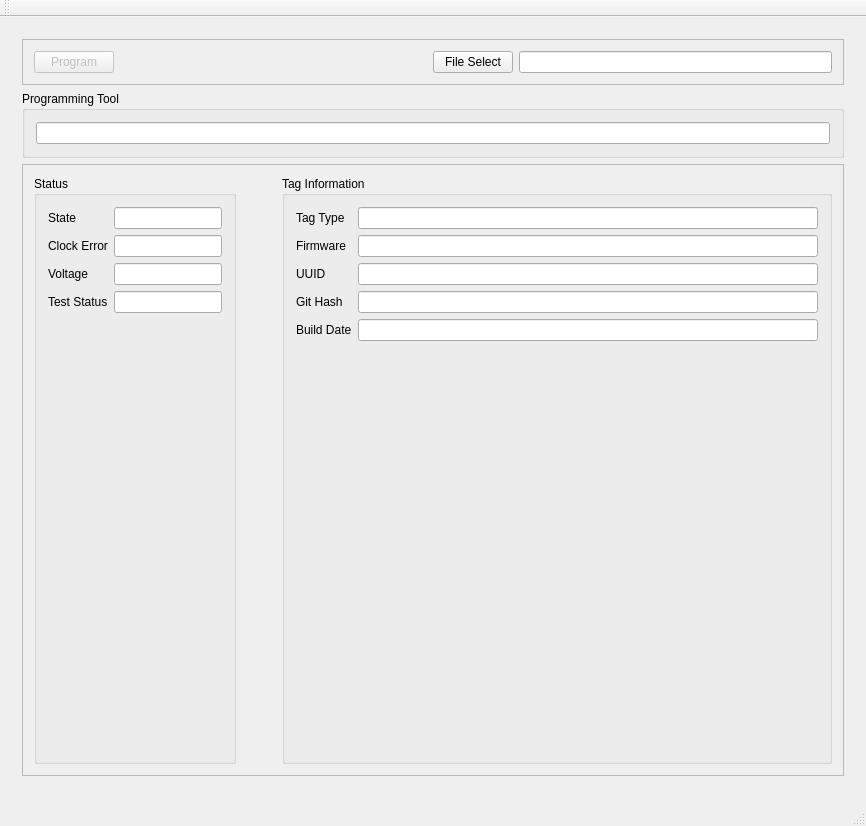
Qt form software/host/qtprogram/mainwindow.ui (tag-designs/software) before a commit.
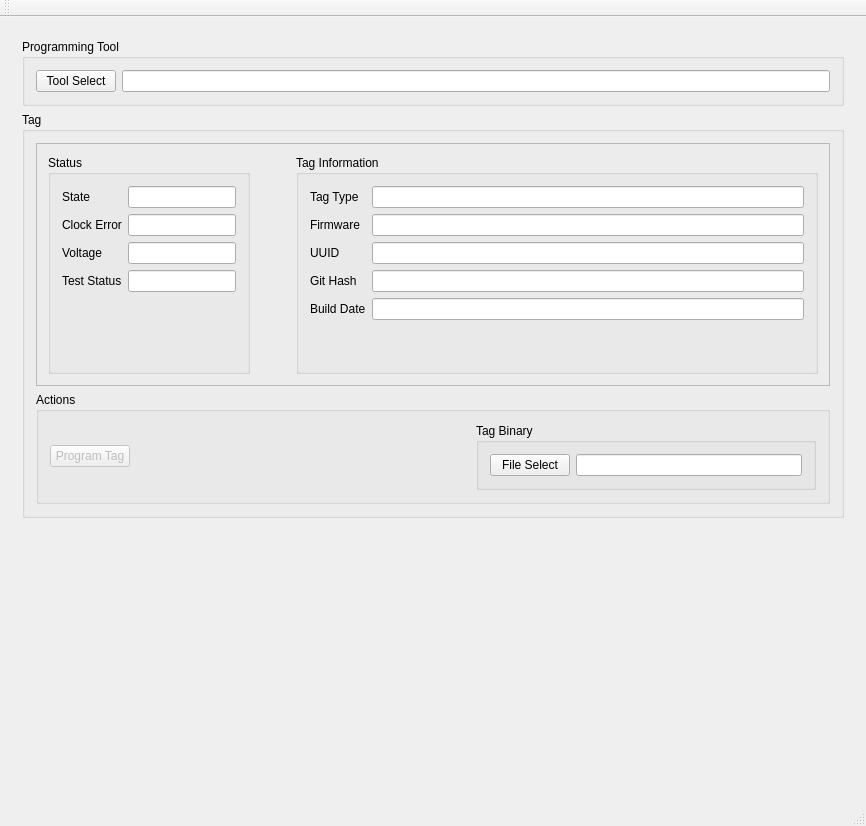
The same form after that commit. Custom widgets are drawn as their Qt base class.

Diff of the .ui file:
```diff
--- a/software/host/qtprogram/mainwindow.ui
+++ b/software/host/qtprogram/mainwindow.ui
@@ -18,83 +18,38 @@
     <item>
      <widget class="QWidget" name="widget_4" native="true">
       <layout class="QVBoxLayout" name="verticalLayout_11">
-       <item>
-        <widget class="QFrame" name="frame_2">
-         <property name="frameShape">
-          <enum>QFrame::StyledPanel</enum>
-         </property>
-         <property name="frameShadow">
-          <enum>QFrame::Raised</enum>
-         </property>
-         <layout class="QHBoxLayout" name="horizontalLayout_2">
-          <item>
-           <widget class="QPushButton" name="programButton">
-            <property name="enabled">
-             <bool>false</bool>
-            </property>
-            <property name="toolTip">
-             <string>Flash Tag: not enabled if no file is selected</string>
-            </property>
-            <property name="toolTipDuration">
-             <number>-1</number>
-            </property>
-            <property name="text">
-             <string>Program</string>
-            </property>
-           </widget>
-          </item>
-          <item>
-           <spacer name="horizontalSpacer">
-            <property name="orientation">
-             <enum>Qt::Horizontal</enum>
-            </property>
-            <property name="sizeHint" stdset="0">
-             <size>
-              <width>40</width>
-              <height>20</height>
-             </size>
-            </property>
-           </spacer>
-          </item>
-          <item>
-           <widget class="QPushButton" name="fileSelectButton">
-            <property name="toolTip">
-             <string>Select binary file to flash onto tag</string>
-            </property>
-            <property name="text">
-             <string>File Select</string>
-            </property>
-           </widget>
-          </item>
-          <item>
-           <widget class="QLineEdit" name="fileName">
-            <property name="readOnly">
-             <bool>true</bool>
-            </property>
-           </widget>
-          </item>
-         </layout>
-        </widget>
-       </item>
        <item>
         <widget class="QGroupBox" name="groupBox">
          <property name="title">
           <string>Programming Tool</string>
          </property>
-         <layout class="QVBoxLayout" name="verticalLayout_2">
+         <layout class="QHBoxLayout" name="horizontalLayout_3">
+          <item>
+           <widget class="QPushButton" name="toolSelectButton">
+            <property name="text">
+             <string>Tool Select</string>
+            </property>
+           </widget>
+          </item>
           <item>
            <widget class="QLineEdit" name="programmingTool">
             <property name="toolTip">
              <string>Path to STM32 programmer</string>
             </property>
             <property name="readOnly">
-             <bool>false</bool>
+             <bool>true</bool>
             </property>
            </widget>
           </item>
          </layout>
         </widget>
        </item>
+       <item>
+        <widget class="QGroupBox" name="groupBox_2">
+         <property name="title">
+          <string>Tag</string>
+         </property>
+         <layout class="QVBoxLayout" name="verticalLayout_2">
        <item>
         <widget class="QFrame" name="frame">
          <property name="frameShape">
@@ -418,11 +373,91 @@
         </widget>
        </item>
        <item>
+           <widget class="QGroupBox" name="groupBox_3">
+            <property name="title">
+             <string>Actions</string>
+            </property>
+            <layout class="QHBoxLayout" name="horizontalLayout_5">
+             <item>
+              <widget class="QPushButton" name="programButton">
+               <property name="enabled">
+                <bool>false</bool>
+               </property>
+               <property name="toolTip">
+                <string>Flash Tag: not enabled if no file is selected</string>
+               </property>
+               <property name="toolTipDuration">
+                <number>-1</number>
+               </property>
+               <property name="text">
+                <string>Program Tag</string>
+               </property>
+              </widget>
+             </item>
+             <item>
+              <spacer name="horizontalSpacer">
+               <property name="orientation">
+                <enum>Qt::Orientation::Horizontal</enum>
+               </property>
+               <property name="sizeHint" stdset="0">
+                <size>
+                 <width>40</width>
+                 <height>20</height>
+                </size>
+               </property>
+              </spacer>
+             </item>
+             <item>
+              <widget class="QGroupBox" name="groupBox_2">
+               <property name="title">
+                <string>Tag Binary</string>
+               </property>
+               <layout class="QHBoxLayout" name="horizontalLayout_4">
+                <item>
+                 <widget class="QPushButton" name="fileSelectButton">
+                  <property name="toolTip">
+                   <string>Select binary file to flash onto tag</string>
+                  </property>
+                  <property name="text">
+                   <string>File Select</string>
+                  </property>
+                 </widget>
+                </item>
+                <item>
+                 <widget class="QLineEdit" name="fileName">
+                  <property name="readOnly">
+                   <bool>true</bool>
+                  </property>
+                 </widget>
+                </item>
+               </layout>
+              </widget>
+             </item>
+            </layout>
+           </widget>
+          </item>
+         </layout>
+        </widget>
+       </item>
+       <item>
         <widget class="LogWindow" name="logwindow" native="true"/>
        </item>
       </layout>
      </widget>
     </item>
+    <item>
+     <spacer name="verticalSpacer">
+      <property name="orientation">
+       <enum>Qt::Orientation::Vertical</enum>
+      </property>
+      <property name="sizeHint" stdset="0">
+       <size>
+        <width>20</width>
+        <height>40</height>
+       </size>
+      </property>
+     </spacer>
+    </item>
    </layout>
   </widget>
   <widget class="QMenuBar" name="menuBar">
```
Left out of the diff: 32 changed lines with no effect on the pictures. Lines whose indentation alone changed are shown as unchanged.
